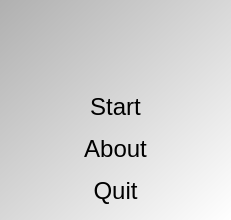
richelbilderbeek/ProjectRichelBilderbeek, file Tools/ToolTestOpenQuestion/qttestopenquestionmenudialog.ui: the form before one commit.
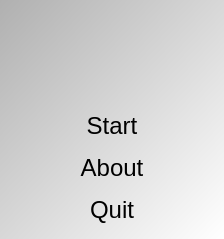
The form after the commit. Icons and pictures are not drawn.

Diff of the .ui file:
```diff
--- a/Tools/ToolTestOpenQuestion/qttestopenquestionmenudialog.ui
+++ b/Tools/ToolTestOpenQuestion/qttestopenquestionmenudialog.ui
@@ -6,8 +6,8 @@
    <rect>
     <x>0</x>
     <y>0</y>
-    <width>231</width>
-    <height>220</height>
+    <width>224</width>
+    <height>239</height>
    </rect>
   </property>
   <property name="font">
```
Left out of the diff: 12 changed lines with no effect on the pictures.
